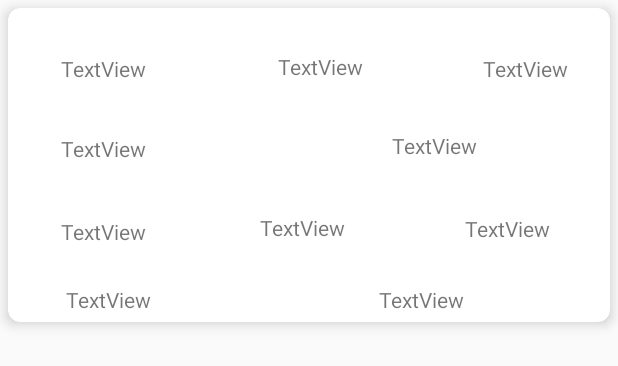
After one commit to diptoroy/HelperApp, an Android app: the layout retrofit_row.xml on its own in the app's theme, with its tools: preview values and no code run, on a phone screen of 412 x 824 dp. The commit adds this screen. Shown: the top 366 px of the screen. Run offline under Robolectric (Android 15) with nearby library versions, the phone set to English and light mode, and no system bars.

Commit message:
retrofit

```diff
--- a/app/src/main/AndroidManifest.xml
+++ b/app/src/main/AndroidManifest.xml
@@ -1,6 +1,8 @@
 <?xml version="1.0" encoding="utf-8"?>
 <manifest xmlns:android="http://schemas.android.com/apk/res/android"
     package="com.atcampus.helperapp">
+
+    <uses-permission android:name="android.permission.INTERNET"></uses-permission>
 
     <application
         android:allowBackup="true"
@@ -9,6 +11,7 @@
         android:roundIcon="@mipmap/ic_launcher_round"
         android:supportsRtl="true"
         android:theme="@style/AppTheme">
+        <activity android:name=".RetrofitActivity"></activity>
         <activity android:name=".MainActivity">
             <intent-filter>
                 <action android:name="android.intent.action.MAIN" />
--- /dev/null
+++ b/app/src/main/res/layout/retrofit_row.xml
@@ -0,0 +1,119 @@
+<?xml version="1.0" encoding="utf-8"?>
+<androidx.cardview.widget.CardView
+    xmlns:android="http://schemas.android.com/apk/res/android"
+    xmlns:app="http://schemas.android.com/apk/res-auto"
+    xmlns:tools="http://schemas.android.com/tools"
+    android:layout_width="match_parent"
+    android:layout_height="wrap_content"
+    app:cardCornerRadius="8dp"
+    app:cardElevation="5dp"
+    android:layout_margin="5dp"
+    android:background="#DDDADA">
+
+
+<androidx.constraintlayout.widget.ConstraintLayout
+    android:layout_width="match_parent"
+    android:padding="5dp"
+    android:layout_height="match_parent">
+
+    <TextView
+        android:id="@+id/userlat_view"
+        android:layout_width="wrap_content"
+        android:layout_height="wrap_content"
+        android:layout_marginStart="33dp"
+        android:layout_marginTop="26dp"
+        android:text="TextView"
+        app:layout_constraintStart_toStartOf="parent"
+        app:layout_constraintTop_toBottomOf="@+id/userstreet_view" />
+
+    <TextView
+        android:id="@+id/usrzipcode_view"
+        android:layout_width="wrap_content"
+        android:layout_height="wrap_content"
+        android:layout_marginStart="80dp"
+        android:layout_marginTop="36dp"
+        android:text="TextView"
+        app:layout_constraintStart_toEndOf="@+id/usercity_view"
+        app:layout_constraintTop_toBottomOf="@+id/userbs_view" />
+
+    <TextView
+        android:id="@+id/usercity_view"
+        android:layout_width="wrap_content"
+        android:layout_height="wrap_content"
+        android:layout_marginStart="76dp"
+        android:layout_marginTop="88dp"
+        android:text="TextView"
+        app:layout_constraintStart_toEndOf="@+id/userstreet_view"
+        app:layout_constraintTop_toBottomOf="@+id/username_view" />
+
+    <TextView
+        android:id="@+id/userbs_view"
+        android:layout_width="wrap_content"
+        android:layout_height="wrap_content"
+        android:layout_marginStart="164dp"
+        android:layout_marginTop="32dp"
+        android:text="TextView"
+        app:layout_constraintStart_toEndOf="@+id/usermail_view"
+        app:layout_constraintTop_toBottomOf="@+id/user_company_view" />
+
+    <TextView
+        android:id="@+id/username_view"
+        android:layout_width="wrap_content"
+        android:layout_height="wrap_content"
+        android:layout_marginStart="88dp"
+        android:layout_marginTop="24dp"
+        android:text="TextView"
+        app:layout_constraintStart_toEndOf="@+id/name_view"
+        app:layout_constraintTop_toTopOf="parent" />
+
+    <TextView
+        android:id="@+id/name_view"
+        android:layout_width="wrap_content"
+        android:layout_height="wrap_content"
+        android:layout_marginStart="30dp"
+        android:layout_marginTop="25dp"
+        android:text="TextView"
+        app:layout_constraintStart_toStartOf="parent"
+        app:layout_constraintTop_toTopOf="parent" />
+
+    <TextView
+        android:id="@+id/user_company_view"
+        android:layout_width="wrap_content"
+        android:layout_height="wrap_content"
+        android:layout_marginStart="80dp"
+        android:layout_marginTop="25dp"
+        android:text="TextView"
+        app:layout_constraintStart_toEndOf="@+id/username_view"
+        app:layout_constraintTop_toTopOf="parent" />
+
+    <TextView
+        android:id="@+id/usermail_view"
+        android:layout_width="wrap_content"
+        android:layout_height="wrap_content"
+        android:layout_marginStart="30dp"
+        android:layout_marginTop="34dp"
+        android:text="TextView"
+        app:layout_constraintStart_toStartOf="parent"
+        app:layout_constraintTop_toBottomOf="@+id/name_view" />
+
+    <TextView
+        android:id="@+id/userstreet_view"
+        android:layout_width="wrap_content"
+        android:layout_height="wrap_content"
+        android:layout_marginStart="30dp"
+        android:layout_marginTop="36dp"
+        android:text="TextView"
+        app:layout_constraintStart_toStartOf="parent"
+        app:layout_constraintTop_toBottomOf="@+id/usermail_view" />
+
+    <TextView
+        android:id="@+id/userlong_view"
+        android:layout_width="wrap_content"
+        android:layout_height="wrap_content"
+        android:layout_marginStart="152dp"
+        android:layout_marginTop="28dp"
+        android:text="TextView"
+        app:layout_constraintStart_toEndOf="@+id/userlat_view"
+        app:layout_constraintTop_toBottomOf="@+id/usrzipcode_view" />
+</androidx.constraintlayout.widget.ConstraintLayout>
+</androidx.cardview.widget.CardView>
```
Also changed, not shown: app/src/main/java/com/atcampus/helperapp/Adapter/GridAdapter.java (+6 -1 lines), app/src/main/java/com/atcampus/helperapp/Adapter/RetrofitAdapter.java (added, +82 -0 lines), app/src/main/java/com/atcampus/helperapp/Model/Retrofit/UserAdressModel.java (added, +56 -0 lines), app/src/main/java/com/atcampus/helperapp/Model/Retrofit/UserCompany.java (added, +33 -0 lines), app/src/main/java/com/atcampus/helperapp/Model/Retrofit/UserLocationModel.java (added, +33 -0 lines), app/src/main/java/com/atcampus/helperapp/Model/Retrofit/UsersDataModel.java (added, +63 -0 lines), app/src/main/java/com/atcampus/helperapp/RetrofitActivity.java (added, +61 -0 lines), app/src/main/java/com/atcampus/helperapp/Service/ApiClient.java (added, +32 -0 lines), app/src/main/java/com/atcampus/helperapp/Service/UserData.java (added, +16 -0 lines), app/src/main/res/layout/activity_retrofit.xml (added, +16 -0 lines).
